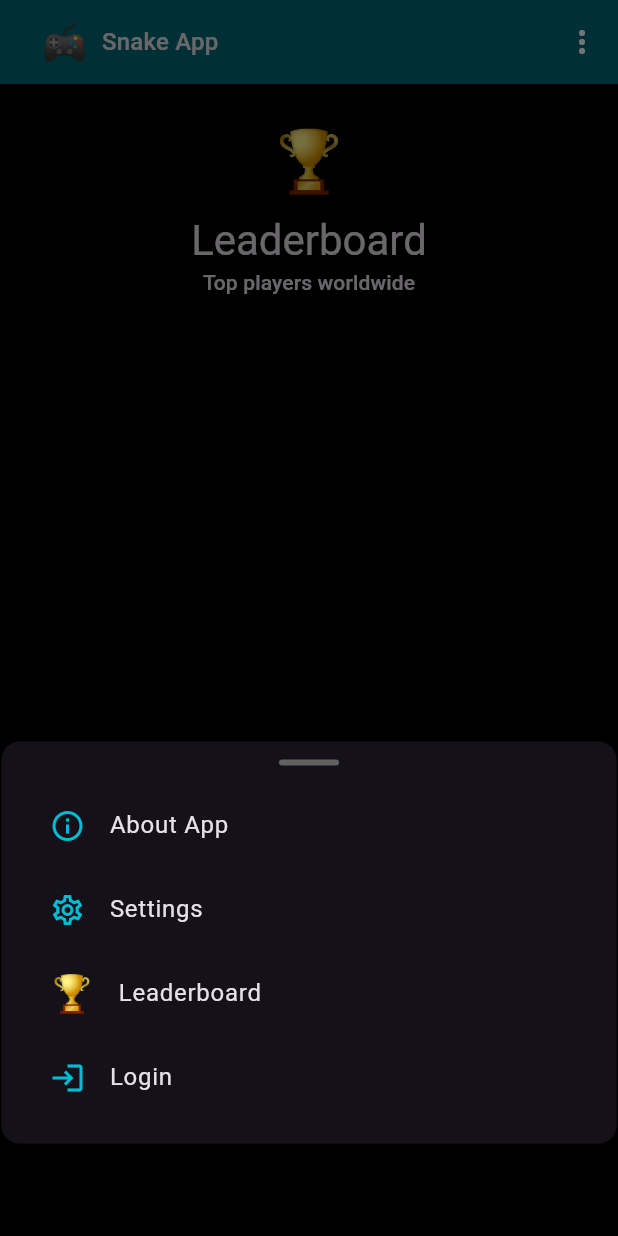
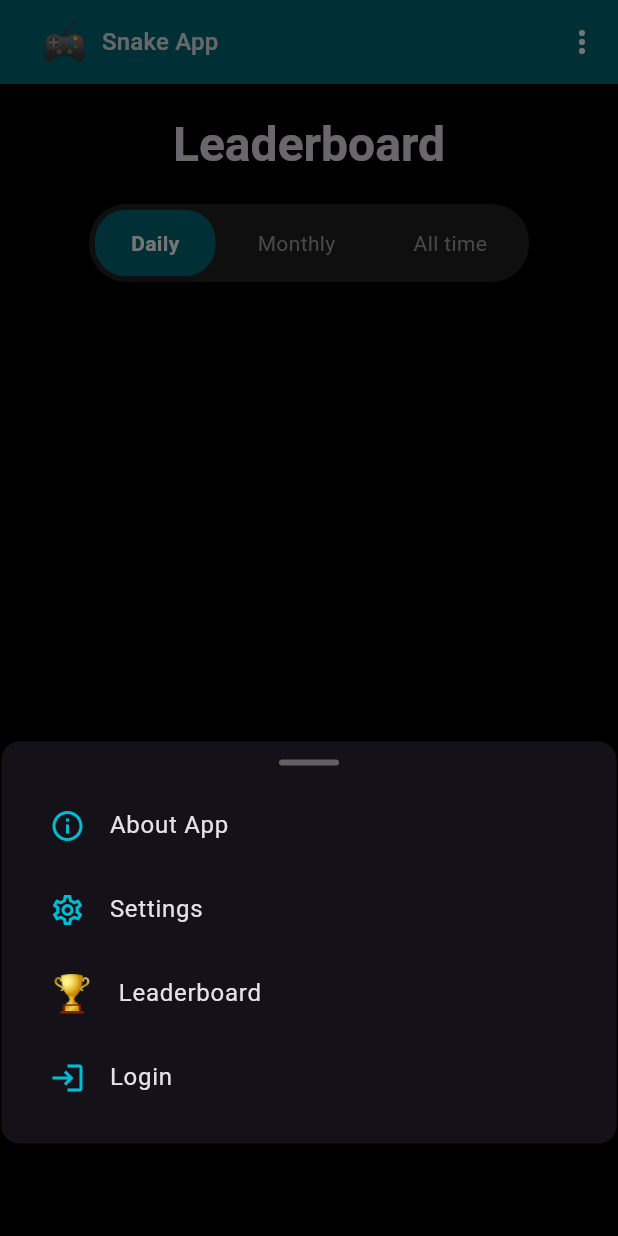
Before and after one commit to chingalo-family/snake-app, a Flutter app: the Leaderboard screen opened directly, after a tap on the "more vert" icon, on a phone screen of 412 x 824 dp. Run offline on Flutter 3.47's test engine with Material 3 defaults, Android fonts, the phone set to English and light mode, and no system bars; our stand-ins replace audioplayers, flutter_svg, fluttertoast, shared_preferences, sqflite; missing offline and left inert: dhis2_dart_utils, haptic_feedback, mailer; accounts and stored records are empty.

Commit message:
Add enhanced leaderboard UI with tabs, podium, and gradient cards
Co-authored-by: chingalo <4928914+chingalo@users.noreply.github.com>

```diff
--- /dev/null
+++ b/lib/modules/leaderboard/components/leaderboard_tabs.dart
@@ -0,0 +1,68 @@
+import 'package:flutter/material.dart';
+
+class LeaderboardTabs extends StatefulWidget {
+  const LeaderboardTabs({
+    super.key,
+    required this.onTabChanged,
+  });
+
+  final Function(int) onTabChanged;
+
+  @override
+  State<LeaderboardTabs> createState() => _LeaderboardTabsState();
+}
+
+class _LeaderboardTabsState extends State<LeaderboardTabs> {
+  int _selectedIndex = 0;
+
+  @override
+  Widget build(BuildContext context) {
+    final colorScheme = Theme.of(context).colorScheme;
+
+    return Container(
+      padding: const EdgeInsets.all(4),
+      decoration: BoxDecoration(
+        color: Colors.grey.withOpacity(0.2),
+        borderRadius: BorderRadius.circular(25),
+      ),
+      child: Row(
+        mainAxisSize: MainAxisSize.min,
+        children: [
+          _buildTab('Daily', 0, colorScheme),
+          const SizedBox(width: 4),
+          _buildTab('Monthly', 1, colorScheme),
+          const SizedBox(width: 4),
+          _buildTab('All time', 2, colorScheme),
+        ],
+      ),
+    );
+  }
+
+  Widget _buildTab(String label, int index, ColorScheme colorScheme) {
+    final isSelected = _selectedIndex == index;
+
+    return GestureDetector(
+      onTap: () {
+        setState(() {
+          _selectedIndex = index;
+        });
+        widget.onTabChanged(index);
+      },
+      child: Container(
+        padding: const EdgeInsets.symmetric(horizontal: 24, vertical: 12),
+        decoration: BoxDecoration(
+          color: isSelected ? colorScheme.primary : Colors.transparent,
+          borderRadius: BorderRadius.circular(20),
+        ),
+        child: Text(
+          label,
+          style: TextStyle(
+            color: isSelected ? Colors.white : Colors.grey,
+            fontWeight: isSelected ? FontWeight.bold : FontWeight.normal,
+            fontSize: 14,
+          ),
+        ),
+      ),
+    );
+  }
+}
--- /dev/null
+++ b/lib/modules/leaderboard/components/podium_display.dart
@@ -0,0 +1,171 @@
+import 'package:flutter/material.dart';
+import 'package:snake_app/core/models/game_score.dart';
+
+class PodiumDisplay extends StatelessWidget {
+  const PodiumDisplay({
+    super.key,
+    required this.topScores,
+  });
+
+  final List<GameScore> topScores;
+
+  @override
+  Widget build(BuildContext context) {
+    final colorScheme = Theme.of(context).colorScheme;
+
+    if (topScores.isEmpty) {
+      return const SizedBox.shrink();
+    }
+
+    // Get top 3 scores, fill with nulls if less than 3
+    final first = topScores.length > 0 ? topScores[0] : null;
+    final second = topScores.length > 1 ? topScores[1] : null;
+    final third = topScores.length > 2 ? topScores[2] : null;
+
+    return Container(
+      padding: const EdgeInsets.symmetric(vertical: 20),
+      child: Row(
+        mainAxisAlignment: MainAxisAlignment.center,
+        crossAxisAlignment: CrossAxisAlignment.end,
+        children: [
+          // Second place
+          if (second != null)
+            _buildPodiumPlayer(
+              context,
+              second,
+              2,
+              80,
+              colorScheme.primary.withOpacity(0.7),
+            ),
+          const SizedBox(width: 10),
+          // First place (center, larger)
+          if (first != null)
+            _buildPodiumPlayer(
+              context,
+              first,
+              1,
+              100,
+              colorScheme.primary,
+              showCrown: true,
+            ),
+          const SizedBox(width: 10),
+          // Third place
+          if (third != null)
+            _buildPodiumPlayer(
+              context,
+              third,
+              3,
+              80,
+              colorScheme.primary.withOpacity(0.5),
+            ),
+        ],
+      ),
+    );
+  }
+
+  Widget _buildPodiumPlayer(
+    BuildContext context,
+    GameScore gameScore,
+    int rank,
+    double size,
+    Color borderColor, {
+    bool showCrown = false,
+  }) {
+    return Column(
+      mainAxisSize: MainAxisSize.min,
+      children: [
+        // Crown for first place
+        if (showCrown)
+          Padding(
+            padding: const EdgeInsets.only(bottom: 8),
+            child: Text(
+              '👑',
+              style: const TextStyle(fontSize: 30),
+            ),
+          ),
+        // Avatar with border
+        Stack(
+          alignment: Alignment.center,
+          children: [
+            Container(
+              width: size,
+              height: size,
+              decoration: BoxDecoration(
+                shape: BoxShape.circle,
+                border: Border.all(
+                  color: borderColor,
+                  width: 4,
+                ),
+                color: Colors.grey.shade800,
+              ),
+              child: Center(
+                child: Text(
+                  gameScore.user.isNotEmpty
+                      ? gameScore.user[0].toUpperCase()
+                      : '?',
+                  style: TextStyle(
+                    fontSize: size * 0.4,
+                    fontWeight: FontWeight.bold,
+                    color: Colors.white,
+                  ),
+                ),
+              ),
+            ),
+            // Rank badge
+            Positioned(
+              bottom: 0,
+              child: Container(
+                width: 30,
+                height: 30,
+                decoration: BoxDecoration(
+                  color: borderColor,
+                  shape: BoxShape.circle,
+                  border: Border.all(color: Colors.black, width: 2),
+                ),
+                child: Center(
+                  child: Text(
+                    '$rank',
+                    style: const TextStyle(
+                      color: Colors.white,
+                      fontWeight: FontWeight.bold,
+                      fontSize: 16,
+                    ),
+                  ),
+                ),
+              ),
+            ),
+          ],
+        ),
+        const SizedBox(height: 12),
+        // Player name
+        SizedBox(
+          width: 100,
+          child: Text(
+            gameScore.user,
+            style: Theme.of(context).textTheme.titleMedium?.copyWith(
+              fontWeight: FontWeight.bold,
+            ),
+            textAlign: TextAlign.center,
+            maxLines: 1,
+            overflow: TextOverflow.ellipsis,
+          ),
+        ),
+        const SizedBox(height: 4),
+        // Points with fire emoji
+        Row(
+          mainAxisSize: MainAxisSize.min,
+          children: [
+            const Text('🔥', style: TextStyle(fontSize: 14)),
+            const SizedBox(width: 4),
+            Text(
+              '${gameScore.score} points',
+              style: Theme.of(context).textTheme.bodyMedium?.copyWith(
+                color: Colors.grey,
+              ),
+            ),
+          ],
+        ),
+      ],
+    );
+  }
+}
--- a/lib/modules/leaderboard/leaderboard.dart
+++ b/lib/modules/leaderboard/leaderboard.dart
@@ -2,12 +2,27 @@ import 'package:flutter/material.dart';
 import 'package:provider/provider.dart';
 import 'package:snake_app/core/app_state/game_score_state/game_score_state.dart';
 import 'package:snake_app/core/components/app_bar_container.dart';
-import 'package:snake_app/core/constants/icon_reference.dart';
 import 'package:snake_app/core/models/game_score.dart';
 import 'package:snake_app/modules/leaderboard/components/game_score_card.dart';
+import 'package:snake_app/modules/leaderboard/components/leaderboard_tabs.dart';
+import 'package:snake_app/modules/leaderboard/components/podium_display.dart';
 
-class Leaderboard extends StatelessWidget {
+class Leaderboard extends StatefulWidget {
   const Leaderboard({super.key});
+
+  @override
+  State<Leaderboard> createState() => _LeaderboardState();
+}
+
+class _LeaderboardState extends State<Leaderboard> {
+  int _selectedTab = 0;
+
+  void _onTabChanged(int index) {
+    setState(() {
+      _selectedTab = index;
+    });
+    // TODO: Implement filtering logic based on tab selection
+  }
 
   @override
   Widget build(BuildContext context) {
@@ -17,32 +32,78 @@ class Leaderboard extends StatelessWidget {
         builder: (context, gameScoreState, child) {
           bool isLoading = gameScoreState.isLoading;
           List<GameScore> gameScores = gameScoreState.gameScores;
+
+          // Split scores into top 3 and rest
+          List<GameScore> topScores = gameScores.take(3).toList();
+          List<GameScore> remainingScores = gameScores.skip(3).toList();
+
           return isLoading
               ? const Center(child: CircularProgressIndicator())
               : SingleChildScrollView(
                   child: Container(
                     width: double.infinity,
-                    padding: const EdgeInsets.all(16.0),
-                    margin: const EdgeInsets.symmetric(vertical: 10.0),
+                    padding: const EdgeInsets.symmetric(vertical: 20.0),
                     child: Column(
                       children: [
-                        Text(
-                          IconReference.trophy,
-                          style: Theme.of(
-                            context,
-                          ).textTheme.headlineLarge?.copyWith(fontSize: 40.0),
-                        ),
-                        const SizedBox(height: 10.0),
+                        // Title
                         Text(
                           "Leaderboard",
-                          style: Theme.of(context).textTheme.headlineMedium,
+                          style: Theme.of(context).textTheme.headlineLarge?.copyWith(
+                            fontWeight: FontWeight.bold,
+                          ),
                         ),
-                        Text(
-                          "Top players worldwide",
-                          style: Theme.of(context).textTheme.titleSmall,
+                        const SizedBox(height: 20.0),
+
+                        // Tabs
+                        LeaderboardTabs(
+                          onTabChanged: _onTabChanged,
                         ),
-                        const SizedBox(height: 15.0),
-                        ...gameScores.map((GameScore gameScore) {
+                        const SizedBox(height: 20.0),
+
+                        // Top 3 Podium
+                        PodiumDisplay(topScores: topScores),
+                        const SizedBox(height: 30.0),
+
+                        // Table headers if there are remaining scores
+                        if (remainingScores.isNotEmpty)
+                          Padding(
+                            padding: const EdgeInsets.symmetric(horizontal: 16.0, vertical: 12.0),
+                            child: Row(
+                              children: [
+                                SizedBox(
+                                  width: 40,
+                                  child: Text(
+                                    'Rank',
+                                    style: Theme.of(context).textTheme.titleSmall?.copyWith(
+                                      fontWeight: FontWeight.bold,
+                                      color: Colors.grey,
+                                    ),
+                                  ),
+                                ),
+                                const SizedBox(width: 64.0),
+                                Expanded(
+                                  child: Text(
+                                    'Player',
+                                    style: Theme.of(context).textTheme.titleSmall?.copyWith(
+                                      fontWeight: FontWeight.bold,
+                                      color: Colors.grey,
+                                    ),
+                                  ),
+                                ),
+                                Text(
+                                  'Points',
+                                  style: Theme.of(context).textTheme.titleSmall?.copyWith(
+                                    fontWeight: FontWeight.bold,
+                                    color: Colors.grey,
+                                  ),
+                                ),
+                                const SizedBox(width: 16.0),
+                              ],
+                            ),
+                          ),
+
+                        // Remaining scores list
+                        ...remainingScores.map((GameScore gameScore) {
                           int index = gameScores.indexOf(gameScore);
                           int rank = index + 1;
                           return GameScoreCard(
@@ -50,6 +111,7 @@ class Leaderboard extends StatelessWidget {
                             gameScore: gameScore,
                           );
                         }),
+                        const SizedBox(height: 20.0),
                       ],
                     ),
                   ),
```
Also changed, not shown: lib/modules/leaderboard/components/game_score_card.dart (+76 -40 lines).
